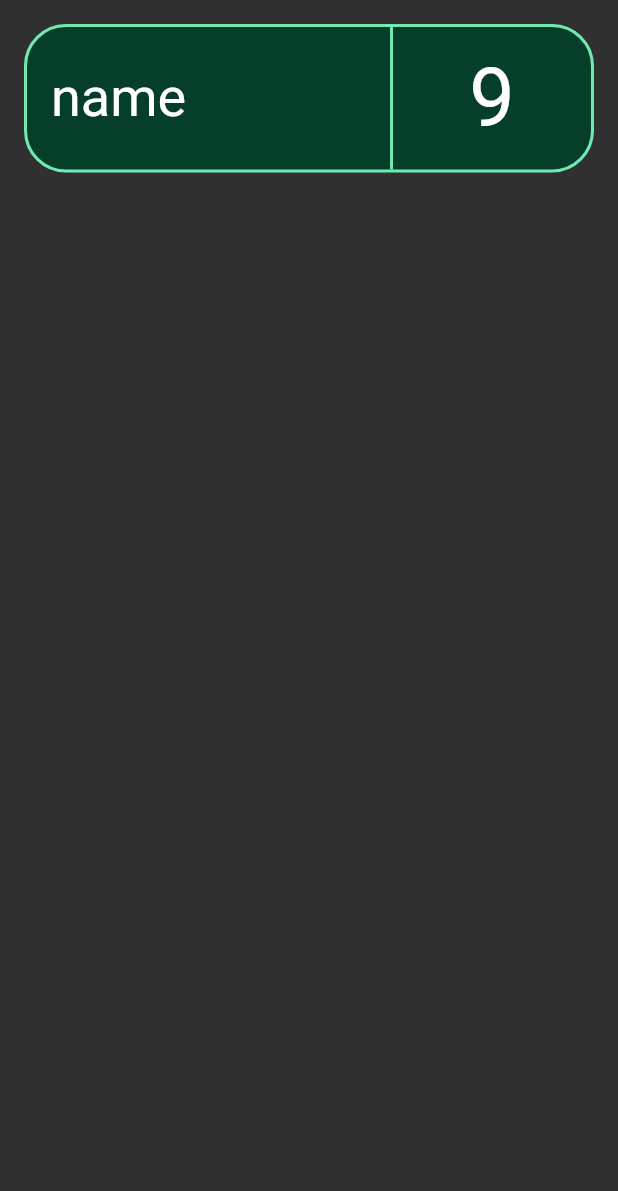
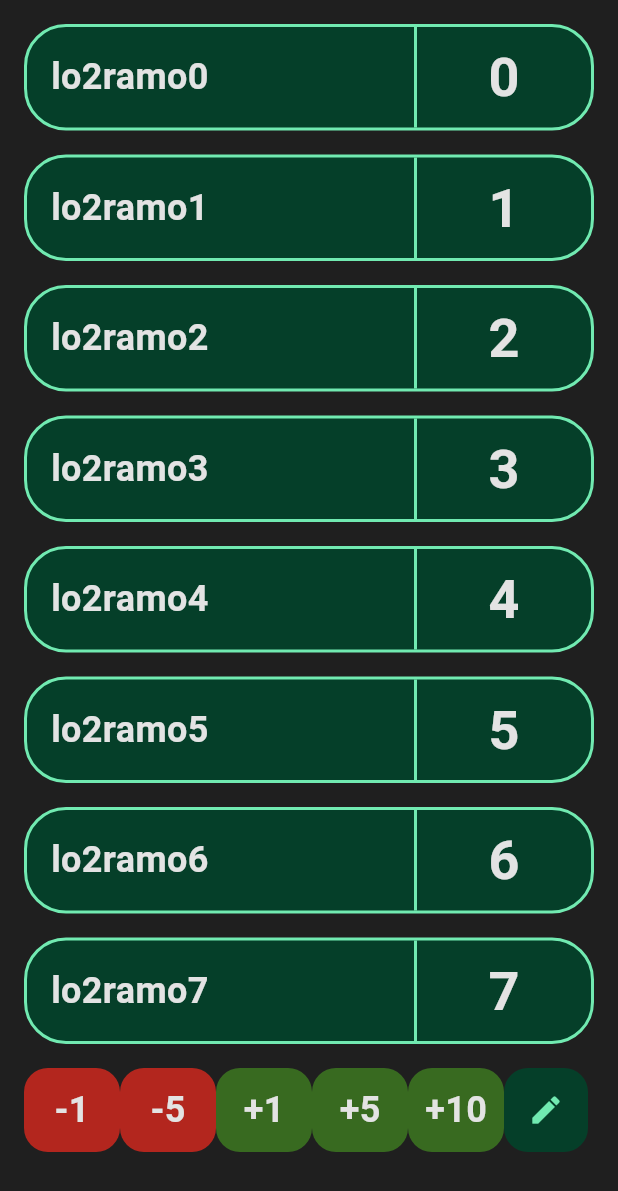
Before and after one commit to VojtaMaiwald/hobiti, a Flutter app: the screen it shows after launch, on a phone screen of 412 x 824 dp. Shown: the top 1191 px of the screen. Run offline on Flutter 3.47's test engine with Material 2 defaults, Android fonts, the phone set to English and light mode, and no system bars; our stand-ins replace flutter_bloc.

Commit message:
basic functionality done

```diff
--- /dev/null
+++ b/lib/Entities/player_entity.dart
@@ -0,0 +1,69 @@
+// ignore_for_file: public_member_api_docs, sort_constructors_first
+import 'dart:convert';
+
+class PlayerEntity {
+  final String id;
+  final String name;
+  final int points;
+  final bool selected;
+
+  PlayerEntity({
+    required this.id,
+    required this.name,
+    required this.points,
+    required this.selected,
+  });
+
+  PlayerEntity copyWith({
+    String? id,
+    String? name,
+    int? points,
+    bool? selected,
+  }) {
+    return PlayerEntity(
+      id: id ?? this.id,
+      name: name ?? this.name,
+      points: points ?? this.points,
+      selected: selected ?? this.selected,
+    );
+  }
+
+  @override
+  String toString() {
+    return 'PlayerEntity(id: $id, name: $name, points: $points, selected: $selected)';
+  }
+
+  Map<String, dynamic> toMap() {
+    return <String, dynamic>{
+      'id': id,
+      'name': name,
+      'points': points,
+      'selected': selected,
+    };
+  }
+
+  factory PlayerEntity.fromMap(Map<String, dynamic> map) {
+    return PlayerEntity(
+      id: map['id'] as String,
+      name: map['name'] as String,
+      points: map['points'] as int,
+      selected: map['selected'] as bool,
+    );
+  }
+
+  String toJson() => json.encode(toMap());
+
+  factory PlayerEntity.fromJson(String source) => PlayerEntity.fromMap(json.decode(source) as Map<String, dynamic>);
+
+  @override
+  bool operator ==(covariant PlayerEntity other) {
+    if (identical(this, other)) return true;
+
+    return other.id == id && other.name == name && other.points == points && other.selected == selected;
+  }
+
+  @override
+  int get hashCode {
+    return id.hashCode ^ name.hashCode ^ points.hashCode ^ selected.hashCode;
+  }
+}
--- a/lib/constants.dart
+++ b/lib/constants.dart
@@ -1,15 +1,31 @@
 import 'package:flutter/material.dart';
 
 class Constants {
-  static const Color backgoundColor = const Color(0xFF1F1F1F);
-  static const Color onBackgoundColor = const Color(0xFFE3E3E3);
-  static const Color primaryColor = const Color(0xFF71EAB1);
-  static const Color onPrimaryColor = const Color(0xFF71EAB1);
-  static const Color secondaryColor = const Color(0xFF053F29);
-  static const Color onSecondaryColor = const Color(0xFF053F29);
-  static const Color errorColor = const Color(0xFFD20015);
-  static const Color onErrorColor = const Color(0xFFD20015);
+  static const Color backgoundColor = Color(0xFF1F1F1F);
+  static const Color onBackgoundColor = Color(0xFFE3E3E3);
+  static const Color primaryColor = Color(0xFF71EAB1);
+  static const Color onPrimaryColor = Color(0xFF71EAB1);
+  static const Color secondaryColor = Color(0xFF053F29);
+  static const Color onSecondaryColor = Color(0xFF053F29);
+  static const Color errorColor = Color(0xFFD20015);
+  static const Color onErrorColor = Color(0xFFD20015);
+  static const Color transparentColor = Color(0x00000000);
+  static const Color positiveColor = Color(0xFF386A20);
+  static const Color negativeColor = Color(0xFFB3261E);
+  static const Color whiteColor = Color(0xFFFFFFFF);
 
   static const double mainPadding = 16;
+  static const double innerPadding = 8;
   static const double borderRadius = 28;
+  static const double borderRadiusSecondary = 16;
+  static const double borderWidth = 2;
+
+  static const double nameFontSize = 24;
+  static const double pointsFontSize = 36;
+
+  static const double pointSectionWidth = 100;
+  static const double pointsButtonHeight = 56;
+  static const double pointsButtonWidth = 64;
+
+  static const int toggleAnimationDuration = 300;
 }
--- /dev/null
+++ b/lib/cubit/game_cubit.dart
@@ -0,0 +1,34 @@
+import 'dart:math';
+
+import 'package:flutter_bloc/flutter_bloc.dart';
+import 'package:hobiti/Entities/player_entity.dart';
+
+part 'game_state.dart';
+
+class GameCubit extends Cubit<GameState> {
+  GameCubit() : super(GameState.initial());
+
+  void selectPlayer(String id) {
+    emit(state.copyWith(
+      players: state.players.map((e) {
+        if (e.id == id) {
+          return e.copyWith(selected: !e.selected);
+        } else {
+          return e.copyWith(selected: false);
+        }
+      }).toList(),
+    ));
+  }
+
+  void addPoints(int points) {
+    emit(state.copyWith(
+      players: state.players.map((e) {
+        if (e.selected) {
+          return e.copyWith(points: max(min(e.points + points, 999), 0));
+        } else {
+          return e;
+        }
+      }).toList(),
+    ));
+  }
+}
--- /dev/null
+++ b/lib/cubit/game_state.dart
@@ -0,0 +1,30 @@
+part of 'game_cubit.dart';
+
+class GameState {
+  final List<PlayerEntity> players;
+
+  GameState({
+    required this.players,
+  });
+
+  factory GameState.initial() {
+    return GameState(
+      players: List.generate(8, (index) {
+        return PlayerEntity(
+          id: (DateTime.now().millisecondsSinceEpoch + index).toRadixString(36),
+          name: (DateTime.now().millisecondsSinceEpoch + index).toRadixString(36),
+          points: index,
+          selected: false,
+        );
+      }),
+    );
+  }
+
+  GameState copyWith({
+    List<PlayerEntity>? players,
+  }) {
+    return GameState(
+      players: players ?? this.players,
+    );
+  }
+}
--- a/lib/main.dart
+++ b/lib/main.dart
@@ -1,5 +1,8 @@
 import 'package:flutter/material.dart';
+import 'package:flutter_bloc/flutter_bloc.dart';
 import 'package:hobiti/constants.dart';
+import 'package:hobiti/cubit/game_cubit.dart';
+import 'package:hobiti/player_card.dart';
 
 void main() {
   runApp(const MainApp());
@@ -8,10 +11,86 @@ void main() {
 class MainApp extends StatelessWidget {
   const MainApp({super.key});
 
-  @override
-  Widget build(BuildContext context) {
-    return MaterialApp(
-      theme: ThemeData(
+  Widget _getPointButton(BuildContext context, bool positive, int points) {
+    //TODO fix splash animation
+    return InkWell(
+      onTap: () {
+        context.read<GameCubit>().addPoints(points);
+      },
+      child: Container(
+        width: Constants.pointsButtonWidth,
+        height: Constants.pointsButtonHeight,
+        decoration: BoxDecoration(
+          shape: BoxShape.rectangle,
+          borderRadius: BorderRadius.circular(Constants.borderRadiusSecondary),
+          color: positive ? Constants.positiveColor : Constants.negativeColor,
+        ),
+        child: Center(
+          child: Text(
+            "${positive ? "+" : ""}$points",
+            style: const TextStyle(
+              fontSize: Constants.nameFontSize,
+              fontWeight: FontWeight.bold,
+              color: Constants.onBackgoundColor,
+            ),
+          ),
+        ),
+      ),
+    );
+  }
+
+  Widget _getPointButtons(BuildContext context) {
+    return Builder(builder: (context) {
+      return Padding(
+        padding: const EdgeInsets.only(
+          top: Constants.mainPadding,
+          left: Constants.mainPadding,
+        ),
+        child: Wrap(
+          verticalDirection: VerticalDirection.up,
+          direction: MediaQuery.of(context).orientation == Orientation.portrait ? Axis.horizontal : Axis.vertical,
+          children: [
+            _getPointButton(context, false, -1),
+            _getPointButton(context, false, -5),
+            _getPointButton(context, true, 1),
+            _getPointButton(context, true, 5),
+            _getPointButton(context, true, 10),
+            FloatingActionButton(
+              elevation: 0,
+              backgroundColor: Constants.secondaryColor,
+              onPressed: () {
+                //TODO add player
+              },
+              child: const Icon(
+                Icons.edit,
+                color: Constants.primaryColor,
+              ),
+            ),
+          ],
+        ),
+      );
+    });
+  }
+
+  Widget _getPlayers() {
+    return BlocBuilder<GameCubit, GameState>(
+      builder: (context, state) {
+        return Wrap(
+          children: state.players
+              .map(
+                (player) => PlayerCard(
+                  player: player,
+                ),
+              )
+              .toList(),
+        );
+      },
+    );
+  }
+
+  ThemeData _getTheme() {
+    return ThemeData(
+      useMaterial3: true,
       colorScheme: const ColorScheme(
         background: Constants.backgoundColor,
         primary: Constants.primaryColor,
@@ -25,56 +104,21 @@ class MainApp extends StatelessWidget {
         surface: Constants.backgoundColor,
         onSurface: Constants.onBackgoundColor,
       ),
-      ),
+    );
+  }
+
+  @override
+  Widget build(BuildContext context) {
+    return BlocProvider(
+      create: (context) => GameCubit(),
+      child: MaterialApp(
+        theme: _getTheme(),
         home: Scaffold(
           body: SafeArea(
-          child: Padding(
-            padding: const EdgeInsets.all(Constants.mainPadding),
-            child: Column(
+            child: Wrap(
               children: [
-                Container(
-                  decoration: BoxDecoration(
-                    color: Constants.secondaryColor,
-                    shape: BoxShape.rectangle,
-                    borderRadius: BorderRadius.circular(Constants.borderRadius),
-                    border: Border.all(
-                      color: Constants.primaryColor,
-                      width: 2,
-                    ),
-                  ),
-                  child: IntrinsicHeight(
-                    child: Row(
-                      mainAxisAlignment: MainAxisAlignment.spaceBetween,
-                      children: [
-                        Padding(
-                          padding: const EdgeInsets.all(Constants.mainPadding),
-                          child: Text(
-                            "name",
-                            style: TextStyle(fontSize: 36),
-                          ),
-                        ),
-                        Expanded(child: Container()),
-                        Container(
-                          color: Constants.primaryColor,
-                          width: 2,
-                          child: Container(),
-                        ),
-                        Padding(
-                          padding: const EdgeInsets.all(Constants.mainPadding),
-                          child: SizedBox(
-                            width: 100,
-                            child: Center(
-                              child: Text(
-                                "9",
-                                style: TextStyle(fontSize: 54),
-                              ),
-                            ),
-                          ),
-                        ),
-                      ],
-                    ),
-                  ),
-                ),
+                _getPlayers(),
+                _getPointButtons(context),
               ],
             ),
           ),
--- /dev/null
+++ b/lib/player_card.dart
@@ -0,0 +1,84 @@
+import 'dart:math';
+
+import 'package:flutter/material.dart';
+import 'package:flutter_bloc/flutter_bloc.dart';
+import 'package:hobiti/Entities/player_entity.dart';
+import 'package:hobiti/constants.dart';
+import 'package:hobiti/cubit/game_cubit.dart';
+
+class PlayerCard extends StatelessWidget {
+  const PlayerCard({Key? key, required this.player}) : super(key: key);
+
+  final PlayerEntity player;
+
+  @override
+  Widget build(BuildContext context) {
+    return Padding(
+      padding: const EdgeInsets.only(
+        top: Constants.mainPadding,
+        left: Constants.mainPadding,
+      ),
+      child: InkWell(
+        highlightColor: Constants.transparentColor,
+        splashColor: Constants.transparentColor,
+        onTap: () {
+          context.read<GameCubit>().selectPlayer(player.id);
+        },
+        child: AnimatedContainer(
+          duration: const Duration(milliseconds: Constants.toggleAnimationDuration),
+          curve: Curves.easeInOut,
+          width: min(MediaQuery.of(context).size.width, MediaQuery.of(context).size.height) - Constants.mainPadding * 2,
+          decoration: BoxDecoration(
+            color: player.selected ? Constants.primaryColor : Constants.secondaryColor,
+            shape: BoxShape.rectangle,
+            borderRadius: BorderRadius.circular(Constants.borderRadius),
+            border: Border.all(
+              color: player.selected ? Constants.secondaryColor : Constants.primaryColor,
+              width: Constants.borderWidth,
+            ),
+          ),
+          child: IntrinsicHeight(
+            child: Row(
+              mainAxisAlignment: MainAxisAlignment.spaceBetween,
+              children: [
+                Padding(
+                  padding: const EdgeInsets.all(Constants.mainPadding),
+                  child: Text(
+                    player.name,
+                    style: TextStyle(
+                      fontSize: Constants.nameFontSize,
+                      fontWeight: FontWeight.bold,
+                      color: player.selected ? Constants.backgoundColor : Constants.onBackgoundColor,
+                    ),
+                  ),
+                ),
+                Expanded(child: Container()),
+                Container(
+                  color: player.selected ? Constants.secondaryColor : Constants.primaryColor,
+                  width: Constants.borderWidth,
+                  child: Container(),
+                ),
+                Padding(
+                  padding: const EdgeInsets.all(Constants.innerPadding),
+                  child: SizedBox(
+                    width: Constants.pointSectionWidth,
+                    child: Center(
+                      child: Text(
+                        player.points.toString(),
+                        style: TextStyle(
+                          fontSize: Constants.pointsFontSize,
+                          fontWeight: FontWeight.bold,
+                          color: player.selected ? Constants.backgoundColor : Constants.onBackgoundColor,
+                        ),
+                      ),
+                    ),
+                  ),
+                ),
+              ],
+            ),
+          ),
+        ),
+      ),
+    );
+  }
+}
```
Lines whose indentation alone changed are shown as unchanged.
